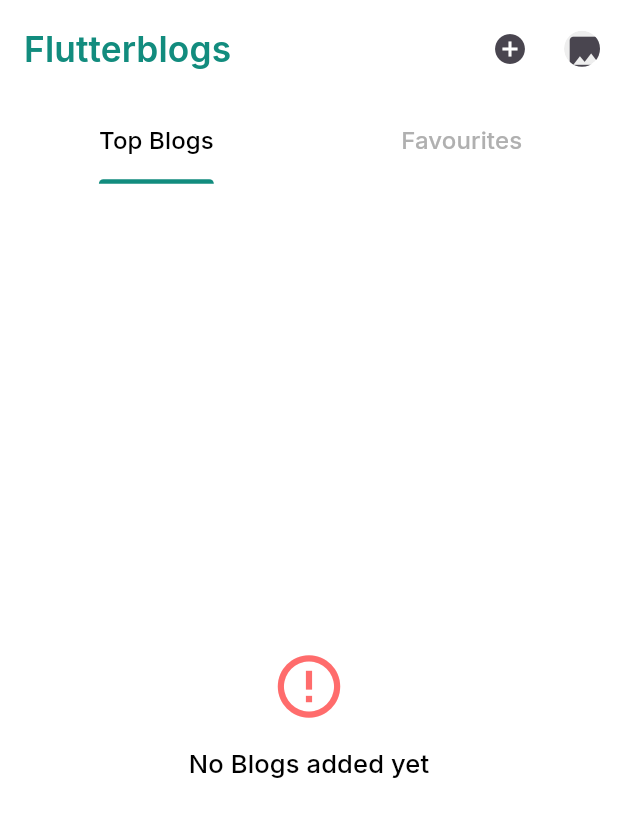
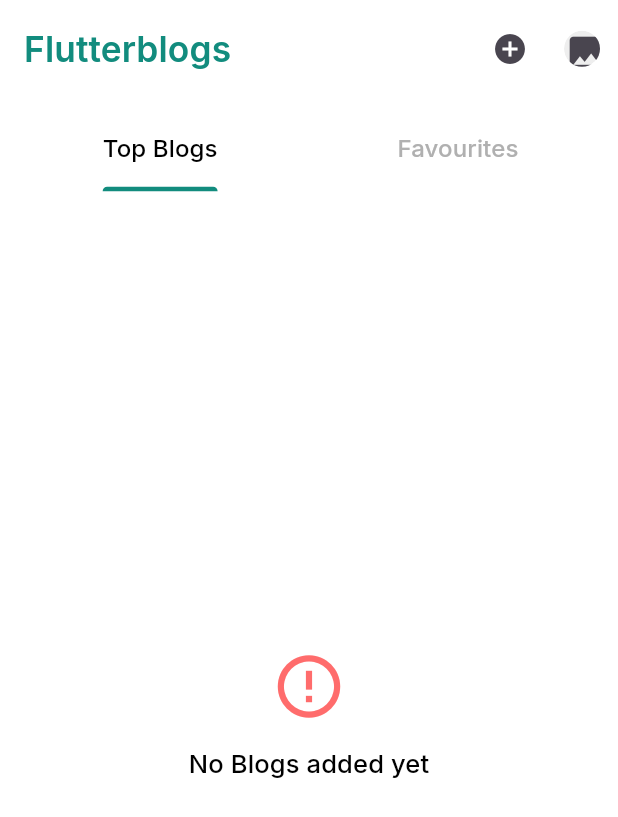
Before and after one commit to sahilchavan94/flutter_clean_architecture_blog_app, a Flutter app: the BlogHome screen opened directly, on a phone screen of 412 x 824 dp. Shown: the top 817 px of the screen. Run offline on Flutter 3.47's test engine with Material 3 defaults, Android fonts, the phone set to English and light mode, and no system bars; drawn by our look-alikes of cached_network_image; our stand-ins replace bloc, carousel_slider, dotted_border, firebase_auth, firebase_core, firebase_database and 9 more; accounts and stored records are empty; network calls fail.

Commit message:
refactor : minors

```diff
--- a/lib/features/blog/presentation/pages/blog_home.dart
+++ b/lib/features/blog/presentation/pages/blog_home.dart
@@ -145,7 +145,7 @@ class _BlogHomeState extends State<BlogHome> with TickerProviderStateMixin {
               ],
             ),
             body: Container(
-              padding: const EdgeInsets.all(2.5),
+              padding: const EdgeInsets.all(7.5),
               child: Column(
                 mainAxisAlignment: MainAxisAlignment.start,
                 mainAxisSize: MainAxisSize.min,
```
